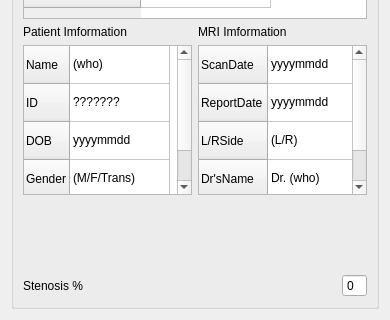
Qt form codes/View/MeasurementWidget.ui (wuzhuobin/Vessel_Project) before a commit; both pictures show x 0 to 390 and y 457 to 777 of the 390 by 777 pixel window.
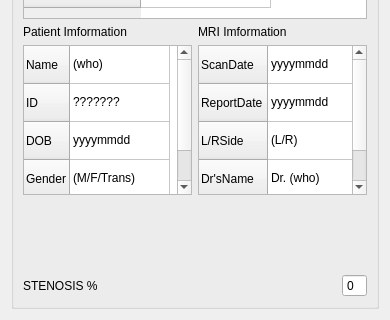
The same form after that commit.

Commit message: update ui with help about

Patch:
```diff
--- a/codes/View/MeasurementWidget.ui
+++ b/codes/View/MeasurementWidget.ui
@@ -506,7 +506,7 @@
         <item>
          <widget class="QLabel" name="label_4">
           <property name="text">
-           <string>Stenosis %</string>
+           <string>STENOSIS %</string>
           </property>
          </widget>
         </item>
```
The commit also changes 5 other files.
